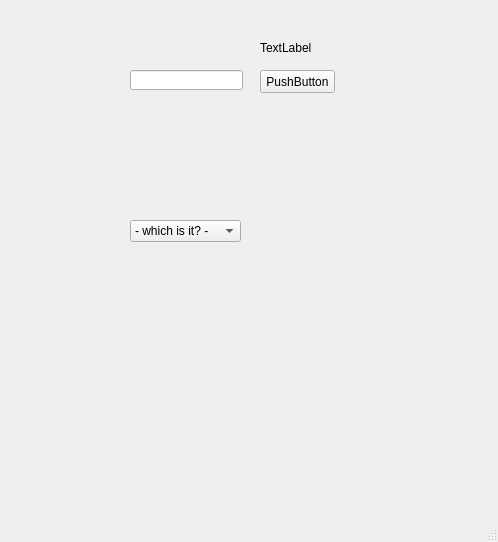
Qt form sample.ui (scadam526/TExtractor) before a commit.
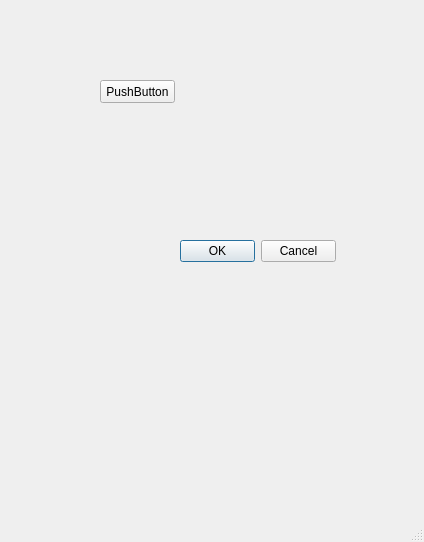
The same form after that commit.

The edit to the form file:
```diff
--- a/sample.ui
+++ b/sample.ui
@@ -6,7 +6,7 @@
    <rect>
     <x>0</x>
     <y>0</y>
-    <width>498</width>
+    <width>424</width>
     <height>542</height>
    </rect>
   </property>
@@ -17,8 +17,8 @@
    <widget class="QPushButton" name="pushButton">
     <property name="geometry">
      <rect>
-      <x>260</x>
-      <y>70</y>
+      <x>100</x>
+      <y>80</y>
       <width>75</width>
       <height>23</height>
      </rect>
@@ -27,64 +27,19 @@
      <string>PushButton</string>
     </property>
    </widget>
-   <widget class="QLabel" name="label">
+   <widget class="QDialogButtonBox" name="buttonBox">
     <property name="geometry">
      <rect>
-      <x>260</x>
-      <y>40</y>
-      <width>61</width>
-      <height>16</height>
+      <x>180</x>
+      <y>240</y>
+      <width>156</width>
+      <height>23</height>
      </rect>
     </property>
-    <property name="text">
-     <string>TextLabel</string>
+    <property name="standardButtons">
+     <set>QDialogButtonBox::Cancel|QDialogButtonBox::Ok</set>
     </property>
    </widget>
-   <widget class="QLineEdit" name="lineEdit">
-    <property name="geometry">
-     <rect>
-      <x>130</x>
-      <y>70</y>
-      <width>113</width>
-      <height>20</height>
-     </rect>
-    </property>
-   </widget>
-   <widget class="QComboBox" name="comboBox">
-    <property name="geometry">
-     <rect>
-      <x>130</x>
-      <y>220</y>
-      <width>111</width>
-      <height>22</height>
-     </rect>
-    </property>
-    <item>
-     <property name="text">
-      <string>- which is it? -</string>
-     </property>
-    </item>
-    <item>
-     <property name="text">
-      <string>balls</string>
-     </property>
-    </item>
-    <item>
-     <property name="text">
-      <string>boobs</string>
-     </property>
-    </item>
-    <item>
-     <property name="text">
-      <string>butt</string>
-     </property>
-    </item>
-    <item>
-     <property name="text">
-      <string>heart</string>
-     </property>
-    </item>
-   </widget>
   </widget>
   <widget class="QMenuBar" name="menubar">
    <property name="geometry">
```
Left out of the diff: 5 changed lines with no effect on the pictures.
